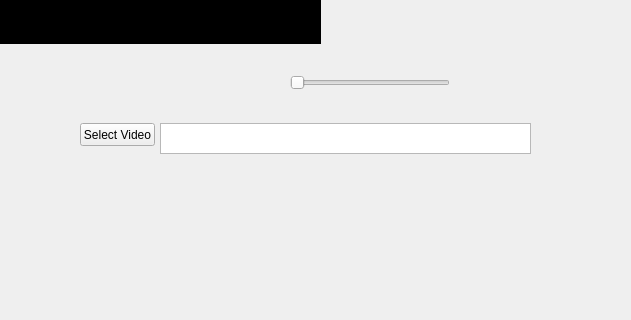
This is Program - C++/mainwindow.ui in EDMIG/Lip_Tracking as Qt 5 draws it before an edit; both pictures show x 100 to 731 and y 367 to 687 of the 1067 by 687 pixel window. The edited form follows.
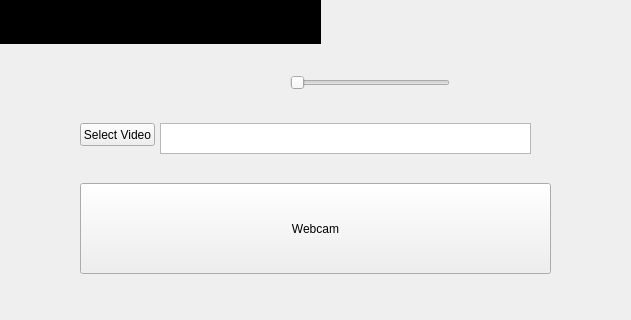
This is the edited form. Custom widgets are drawn as their Qt base class.

Commit message: Get frames from webcam and process them with lip tracking Need to move processing to own thread due to GUI freezing

```diff
--- a/Program - C++/mainwindow.ui
+++ b/Program - C++/mainwindow.ui
@@ -82,6 +82,19 @@
      <bool>true</bool>
     </property>
    </widget>
+   <widget class="QPushButton" name="webcamButton">
+    <property name="geometry">
+     <rect>
+      <x>180</x>
+      <y>550</y>
+      <width>471</width>
+      <height>91</height>
+     </rect>
+    </property>
+    <property name="text">
+     <string>Webcam</string>
+    </property>
+   </widget>
   </widget>
  </widget>
  <layoutdefault spacing="6" margin="11"/>
```
The commit also changes 5 other files.
